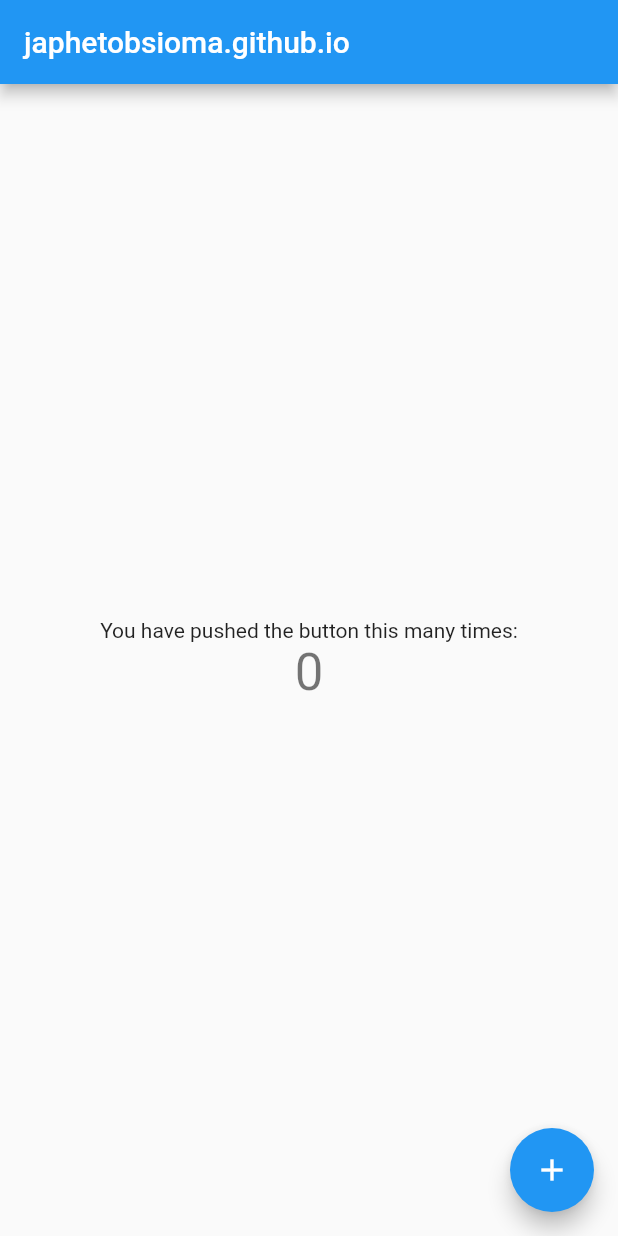
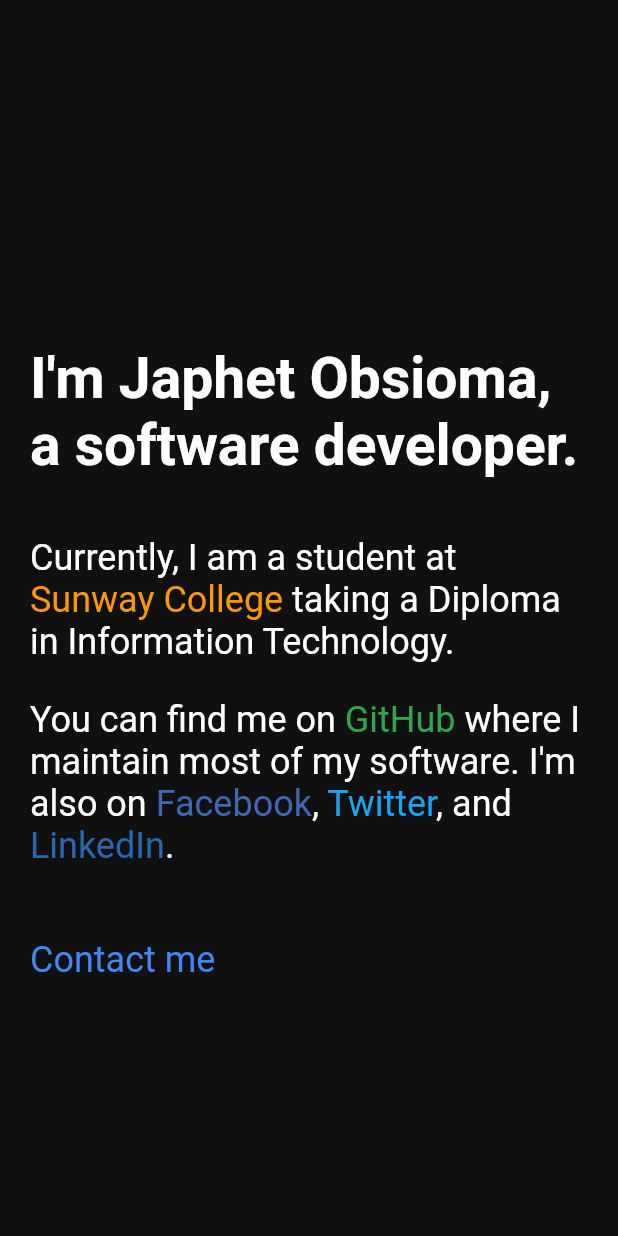
Before and after one commit to japhetobsioma/japhetobsioma.github.io, a Flutter app: the screen it shows after launch, on a phone screen of 412 x 824 dp. Run offline on Flutter 3.47's test engine with Material 2 defaults, Android fonts, the phone set to English and light mode, and no system bars; our stand-ins replace flutter_riverpod, shared_preferences.

Commit message:
Add personal site

```diff
--- a/lib/app/app.dart
+++ b/lib/app/app.dart
@@ -1,6 +1,6 @@
 import 'package:flutter/material.dart';
 
-import '../counter/view/counter_page.dart';
+import '../personal_website/view/personal_website_page.dart';
 
 class App extends StatelessWidget {
   const App({Key? key}) : super(key: key);
@@ -8,9 +8,11 @@
   @override
   Widget build(BuildContext context) {
     return MaterialApp(
-      title: 'japhetobsioma (Japhet Obsioma)',
-      theme: ThemeData(primarySwatch: Colors.blue),
-      home: const CounterPage(),
+      debugShowCheckedModeBanner: false,
+      title: 'Japhet Obsioma',
+      themeMode: ThemeMode.dark,
+      darkTheme: ThemeData.dark(),
+      home: const PersonalWebsitePage(),
     );
   }
 }
--- a/lib/main.dart
+++ b/lib/main.dart
@@ -3,8 +3,6 @@
 
 import 'package:flutter/material.dart';
 import 'package:flutter_riverpod/flutter_riverpod.dart';
-import 'package:japhetobsioma/counter/provider/shared_pref_provider.dart';
-import 'package:shared_preferences/shared_preferences.dart';
 
 import 'app/app.dart';
 
@@ -15,14 +13,8 @@
       log(details.exceptionAsString(), stackTrace: details.stack);
     };
 
-    final sharedPreferences = await SharedPreferences.getInstance();
     runApp(
-      ProviderScope(
-        overrides: [
-          sharedPreferencesProvider.overrideWithValue(sharedPreferences),
-        ],
-        child: const App(),
-      ),
+      const ProviderScope(child: App()),
     );
   }, (error, stack) => log('$error', stackTrace: stack));
 }
--- /dev/null
+++ b/lib/personal_website/view/personal_website_page.dart
@@ -0,0 +1,208 @@
+import 'package:flutter/gestures.dart';
+import 'package:flutter/material.dart';
+import 'package:url_launcher/url_launcher.dart';
+
+class PersonalWebsitePage extends StatelessWidget {
+  const PersonalWebsitePage({Key? key}) : super(key: key);
+
+  @override
+  Widget build(BuildContext context) {
+    return Scaffold(
+      backgroundColor: const Color(0xFF101010),
+      body: Padding(
+        padding: const EdgeInsets.symmetric(horizontal: 20.0),
+        child: Center(
+          child: Column(
+            mainAxisAlignment: MainAxisAlignment.start,
+            crossAxisAlignment: CrossAxisAlignment.start,
+            children: const [
+              IntroText(),
+              CurrentWorkText(),
+              ProfileLinksText(),
+              ContactMeText(),
+            ],
+          ),
+        ),
+      ),
+    );
+  }
+}
+
+class ContactMeText extends StatelessWidget {
+  const ContactMeText({Key? key}) : super(key: key);
+
+  @override
+  Widget build(BuildContext context) {
+    return Column(
+      children: [
+        const SizedBox(height: 48.0),
+        RichText(
+          text: TextSpan(
+            text: 'Contact me',
+            style: const TextStyle(
+              fontSize: 24.0,
+              color: Color(0xFF4285F4),
+            ),
+            recognizer: TapGestureRecognizer()
+              ..onTap = () async {
+                const url = 'mailto:japhetmerto@gmail.com?subject='
+                    'Hello%20Japhet&body=Some%20body%20text%20here.';
+                if (await canLaunch(url)) {
+                  await launch(url);
+                }
+              },
+          ),
+        ),
+      ],
+    );
+  }
+}
+
+class ProfileLinksText extends StatelessWidget {
+  const ProfileLinksText({Key? key}) : super(key: key);
+
+  @override
+  Widget build(BuildContext context) {
+    return Column(
+      children: [
+        const SizedBox(height: 24.0),
+        SizedBox(
+          width: 750.0,
+          child: RichText(
+            text: TextSpan(
+              children: [
+                const TextSpan(text: 'You can find me on '),
+                TextSpan(
+                  text: 'GitHub',
+                  style: const TextStyle(color: Color(0xFF2ea44f)),
+                  recognizer: TapGestureRecognizer()
+                    ..onTap = () async {
+                      const url = 'https://github.com/japhetobsioma';
+                      if (await canLaunch(url)) {
+                        await launch(url);
+                      }
+                    },
+                ),
+                const TextSpan(
+                  text: ' where I maintain most of my software. I\'m also'
+                      ' on ',
+                ),
+                TextSpan(
+                  text: 'Facebook',
+                  style: const TextStyle(color: Color(0xFF4267B2)),
+                  recognizer: TapGestureRecognizer()
+                    ..onTap = () async {
+                      const url = 'https://www.facebook.com/obsiomajaphetmert/';
+                      if (await canLaunch(url)) {
+                        await launch(url);
+                      }
+                    },
+                ),
+                const TextSpan(text: ', '),
+                TextSpan(
+                  text: 'Twitter',
+                  style: const TextStyle(color: Color(0xFF1DA1F2)),
+                  recognizer: TapGestureRecognizer()
+                    ..onTap = () async {
+                      const url = 'https://twitter.com/tehpajj';
+                      if (await canLaunch(url)) {
+                        await launch(url);
+                      }
+                    },
+                ),
+                const TextSpan(text: ', and '),
+                TextSpan(
+                  text: 'LinkedIn',
+                  style: const TextStyle(color: Color(0xFF2867B2)),
+                  recognizer: TapGestureRecognizer()
+                    ..onTap = () async {
+                      const url =
+                          'https://www.linkedin.com/in/japhetmertobsioma/';
+                      if (await canLaunch(url)) {
+                        await launch(url);
+                      }
+                    },
+                ),
+                const TextSpan(text: '.'),
+              ],
+              style: const TextStyle(fontSize: 24.0, color: Colors.white),
+            ),
+          ),
+        ),
+      ],
+    );
+  }
+}
+
+class CurrentWorkText extends StatelessWidget {
+  const CurrentWorkText({Key? key}) : super(key: key);
+
+  @override
+  Widget build(BuildContext context) {
+    return Column(
+      children: [
+        const SizedBox(height: 38.0),
+        SizedBox(
+          width: 750.0,
+          child: RichText(
+            text: TextSpan(
+              children: [
+                const TextSpan(
+                  text: 'Currently, I am a student at ',
+                  style: TextStyle(
+                    fontSize: 24.0,
+                    color: Colors.white,
+                  ),
+                ),
+                TextSpan(
+                  text: 'Sunway College',
+                  style: const TextStyle(
+                    fontSize: 24.0,
+                    color: Colors.orange,
+                  ),
+                  recognizer: TapGestureRecognizer()
+                    ..onTap = () async {
+                      const url = 'https://college.sunway.edu.my/';
+                      if (await canLaunch(url)) {
+                        await launch(url);
+                      }
+                    },
+                ),
+                const TextSpan(
+                  text: ' taking a Diploma in Information Technology.',
+                  style: TextStyle(
+                    fontSize: 24.0,
+                    color: Colors.white,
+                  ),
+                ),
+              ],
+            ),
+          ),
+        ),
+      ],
+    );
+  }
+}
+
+class IntroText extends StatelessWidget {
+  const IntroText({Key? key}) : super(key: key);
+
+  @override
+  Widget build(BuildContext context) {
+    return Column(
+      children: const [
+        SizedBox(height: 230),
+        SizedBox(
+          width: 750.0,
+          child: Text(
+            'I\'m Japhet Obsioma, a software developer.',
+            style: TextStyle(
+              fontSize: 38.0,
+              fontWeight: FontWeight.bold,
+            ),
+          ),
+        ),
+      ],
+    );
+  }
+}
--- a/pubspec.yaml
+++ b/pubspec.yaml
@@ -1,7 +1,7 @@
 name: japhetobsioma
-description: A new Flutter project.
+description: My personal site
 publish_to: 'none'
-version: 2.0.0
+version: 3.0.0
 
 environment:
   sdk: ">=2.12.0 <3.0.0"
@@ -12,6 +12,7 @@
 
   flutter_riverpod: ^1.0.0-dev.5
   shared_preferences: ^2.0.6
+  url_launcher: ^6.0.9
 
 dev_dependencies:
   flutter_test:
```
Also changed, not shown: pubspec.lock.
